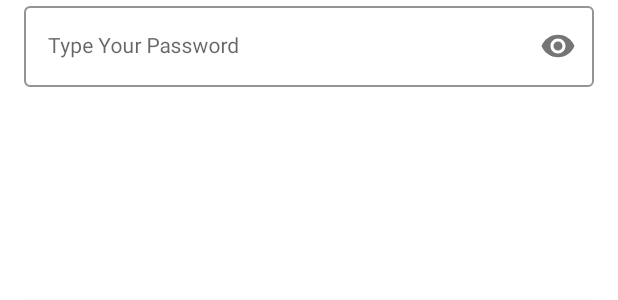
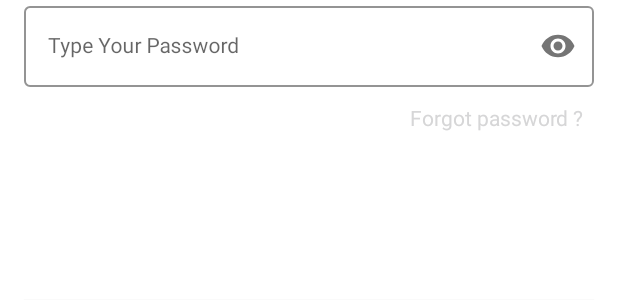
Before and after one commit to datiel98/Species, an Android app: the layout activity_sign_in.xml on its own in the app's theme, with its tools: preview values and no code run, on a phone screen of 412 x 824 dp. Shown: the part 652-952 px from the top of the screen. Run offline under Robolectric (Android 15) with nearby library versions, the phone set to English and light mode, and no system bars; grey boxes are pictures that could not be loaded.

Commit message:
[Password Dialog]

```diff
--- a/app/src/main/res/layout/activity_sign_in.xml
+++ b/app/src/main/res/layout/activity_sign_in.xml
@@ -27,7 +27,7 @@
             style="@style/LoginTextInputInnerFieldStyle"
             android:layout_width="match_parent"
             android:layout_height="wrap_content"
-            android:hint="Type your Email"
+            android:hint="@string/type_your_email"
             android:inputType="textEmailAddress" />
     </com.google.android.material.textfield.TextInputLayout>
 
@@ -82,4 +82,17 @@
         app:layout_constraintStart_toStartOf="parent"
         app:layout_constraintTop_toBottomOf="@+id/button" />
 
+    <TextView
+        android:id="@+id/forgotPassTextView"
+        android:layout_width="wrap_content"
+        android:layout_height="wrap_content"
+        android:text="Forgot password ?"
+        android:textColor="@color/black"
+        app:layout_constraintBottom_toTopOf="@+id/button"
+        app:layout_constraintEnd_toEndOf="parent"
+        app:layout_constraintHorizontal_bias="0.923"
+        app:layout_constraintStart_toStartOf="parent"
+        app:layout_constraintTop_toBottomOf="@+id/passwordLayout"
+        app:layout_constraintVertical_bias="0.087" />
+
 </androidx.constraintlayout.widget.ConstraintLayout>
--- a/app/src/main/res/values/strings.xml
+++ b/app/src/main/res/values/strings.xml
@@ -1,3 +1,4 @@
 <resources>
     <string name="app_name">Species</string>
+    <string name="type_your_email">Type your Email</string>
 </resources>
--- a/gradle.properties
+++ b/gradle.properties
@@ -21,3 +21,4 @@ kotlin.code.style=official
 # resources declared in the library itself and none from the library's dependencies,
 # thereby reducing the size of the R class for that library
 android.nonTransitiveRClass=true
+android.enableJetifier=true
```
Also changed, not shown: app/src/main/AndroidManifest.xml (+10 -7 lines), app/src/main/java/com/example/species/SignInActivity.kt (+39 -1 lines), app/src/main/res/layout/activity_sign_up.xml (+3 -7 lines), app/src/main/res/layout/forgot_pass_dialog.xml (added, +15 -0 lines).
